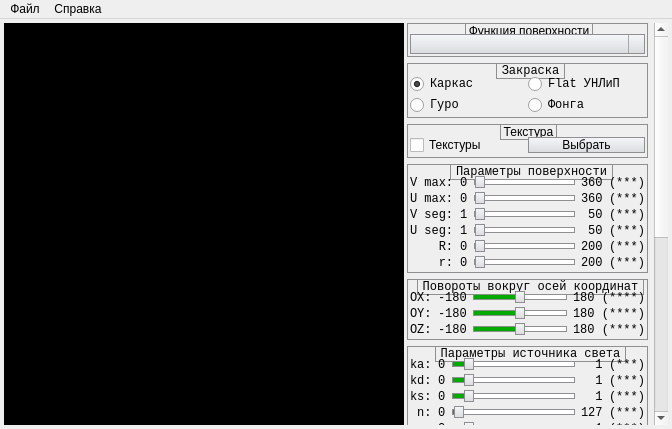
First picture: the form in mainwindow.ui, repository zingibertram/igs-l4, before the edit.
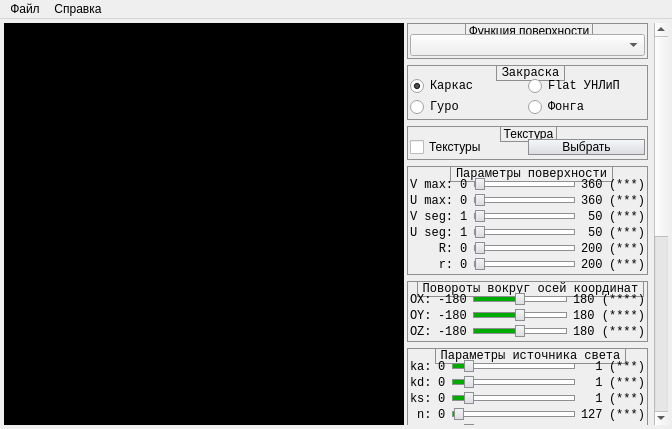
Second picture: the form after the edit. Icons and pictures are not drawn. Custom widgets are drawn as their Qt base class.

The edit to the form file:
```diff
--- a/mainwindow.ui
+++ b/mainwindow.ui
@@ -112,51 +112,6 @@
 	background: rgb(0, 170, 0);
 }
 
-
-QComboBox {
-	border: 1px solid #8f8f91;
-	background-color: qlineargradient(x1: 0, y1: 0, x2: 0, y2: 1, stop: 0 #f6f7fa, stop: 1 #dadbde);
-    padding: 1px 18px 1px 3px;
-	min-width: 6em;
- }
-
- QComboBox:editable {
-     background: white;
- }
-
- QComboBox:!editable, QComboBox::drop-down:editable {
-	background: qlineargradient(x1: 0, y1: 0, x2: 0, y2: 1, stop: 0 #f6f7fa, stop: 1 #dadbde);
-      /*background: qlineargradient(x1: 0, y1: 0, x2: 0, y2: 1,
-                                  stop: 0 #E1E1E1, stop: 0.4 #DDDDDD,
-                                  stop: 0.5 #D8D8D8, stop: 1.0 #D3D3D3);*/
- }
-
- /* QComboBox получает состояние &quot;on&quot; когда выпадающий список раскрыт */
- QComboBox:!editable:on, QComboBox::drop-down:editable:on {
-     background: qlineargradient(x1: 0, y1: 0, x2: 0, y2: 1,
-                                 stop: 0 #D3D3D3, stop: 0.4 #D8D8D8,
-                                 stop: 0.5 #DDDDDD, stop: 1.0 #E1E1E1);
- }
-
- QComboBox:on { /* сдвиг текста когда выпадающий список раскрывается */
-     padding-top: 3px;
-     padding-left: 4px;
- }
-
- QComboBox::drop-down {
-     subcontrol-origin: padding;
-     subcontrol-position: top right;
-     width: 15px;
-
-     border-left-width: 1px;
-     border-left-color: darkgray;
-     border-left-style: solid; /* только одна линия */
- }
-
- QComboBox::down-arrow:on { /* сдвиг стрелки когда выпадающий список раскрывается */
-     top: 1px;
-     left: 1px;
- }
 </string>
   </property>
   <widget class="QWidget" name="centralWidget">
```
